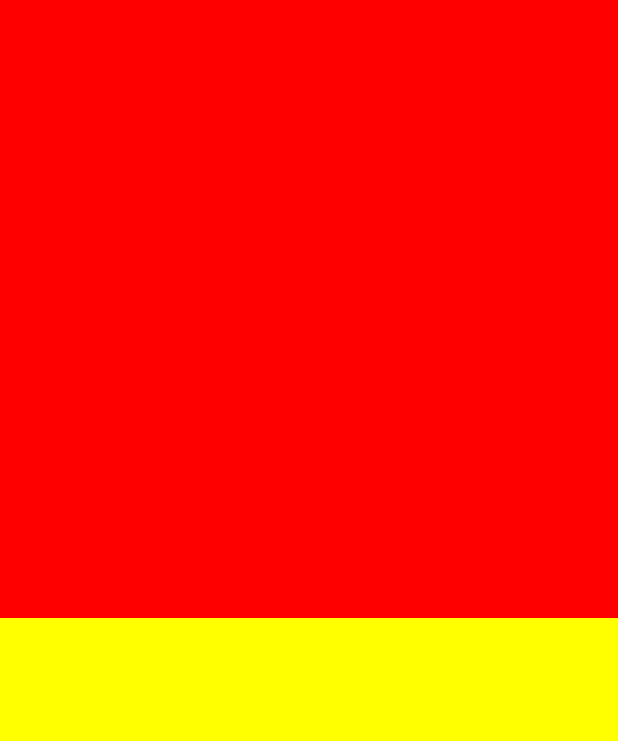
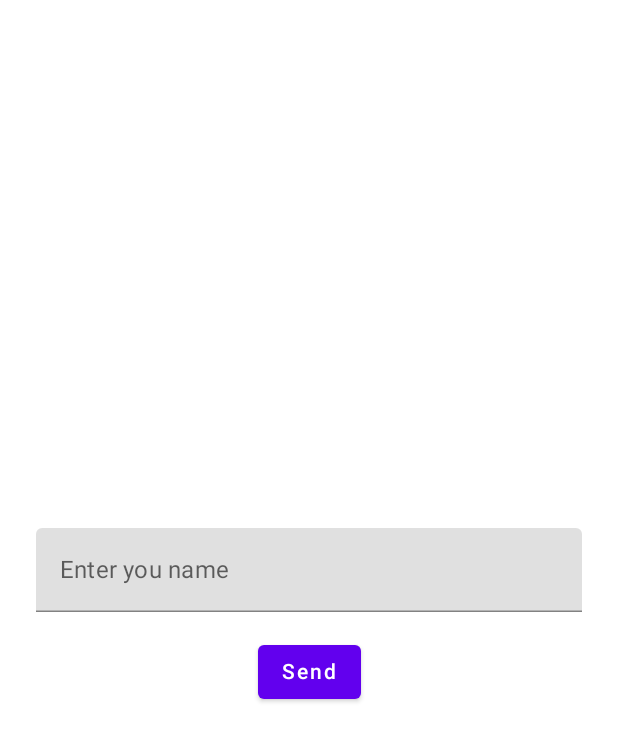
Before and after one commit to LeeGerry/ComposeDemo, an Android app built with Jetpack Compose: the screen it shows after launch (MainActivity), on a phone screen of 412 x 824 dp. Shown: the top 741 px of the screen. Run offline under Robolectric (Android 15) with nearby library versions, the phone set to English and light mode, and no system bars.

Commit message:
TextField, Button, SnackBar的使用

```diff
--- a/app/src/main/java/com/zero/composedemo/MainActivity.kt
+++ b/app/src/main/java/com/zero/composedemo/MainActivity.kt
@@ -3,64 +3,62 @@ package com.zero.composedemo
 import android.os.Bundle
 import androidx.activity.ComponentActivity
 import androidx.activity.compose.setContent
-import androidx.compose.foundation.background
-import androidx.compose.foundation.clickable
-import androidx.compose.foundation.layout.Box
-import androidx.compose.foundation.layout.Column
-import androidx.compose.foundation.layout.fillMaxSize
-import androidx.compose.runtime.Composable
-import androidx.compose.runtime.mutableStateOf
-import androidx.compose.runtime.remember
+import androidx.compose.foundation.layout.*
+import androidx.compose.material.*
+import androidx.compose.runtime.*
+import androidx.compose.ui.Alignment
 import androidx.compose.ui.Modifier
-import androidx.compose.ui.graphics.Color
-import kotlin.random.Random
+import androidx.compose.ui.unit.dp
+import kotlinx.coroutines.launch
 
 class MainActivity : ComponentActivity() {
     override fun onCreate(savedInstanceState: Bundle?) {
         super.onCreate(savedInstanceState)
 
         setContent {
-            Column(Modifier.fillMaxSize()) {
-                val color = remember {
-                    mutableStateOf(Color.Yellow)
+            val scaffoldState = rememberScaffoldState()
+            var textFieldState by remember {
+                mutableStateOf("")
+            }
+            val scope = rememberCoroutineScope()
+            Scaffold(
+                modifier = Modifier.fillMaxSize(),
+                scaffoldState = scaffoldState,
+            ) {
+                Column(
+                    horizontalAlignment = Alignment.CenterHorizontally,
+                    verticalArrangement = Arrangement.Center,
+                    modifier = Modifier
+                        .fillMaxSize()
+                        .padding(24.dp)
+                ) {
+                    TextField(
+                        value = textFieldState,
+                        label = {
+                            Text(text = "Enter you name")
+                        },
+                        onValueChange = {
+                            textFieldState = it
+                        },
+                        singleLine = true,
+                        modifier = Modifier.fillMaxWidth()
+                    )
+                    Spacer(modifier = Modifier.height(16.dp))
+                    Button(
+                        onClick = {
+                            scope.launch {
+                                scaffoldState.snackbarHostState.showSnackbar(
+                                    "Hello: $textFieldState",
+                                    "action",
+                                    SnackbarDuration.Long
+                                )
+                            }
+                        }
+                    ) {
+                        Text(text = "Send")
+                    }
                 }
-                // 点击ColorBox更新Box的颜色
-                ColorBox(
-                    Modifier
-                        .weight(1f)
-                        .fillMaxSize()
-                ) {
-                    color.value = it
-                }
-
-                Box(
-                    modifier = Modifier
-                        .background(color.value)
-                        .weight(1f)
-                        .fillMaxSize()
-                )
             }
         }
     }
 }
-
-@Composable
-fun ColorBox(
-    modifier: Modifier = Modifier,
-    updateColor: (Color) -> Unit
-) {
-    Box(
-        modifier = modifier
-            .background(Color.Red)
-            .clickable {
-                updateColor(
-                    Color(
-                        Random.nextFloat(),
-                        Random.nextFloat(),
-                        Random.nextFloat(),
-                        1f
-                    )
-                )
-            }
-    )
-}
```
